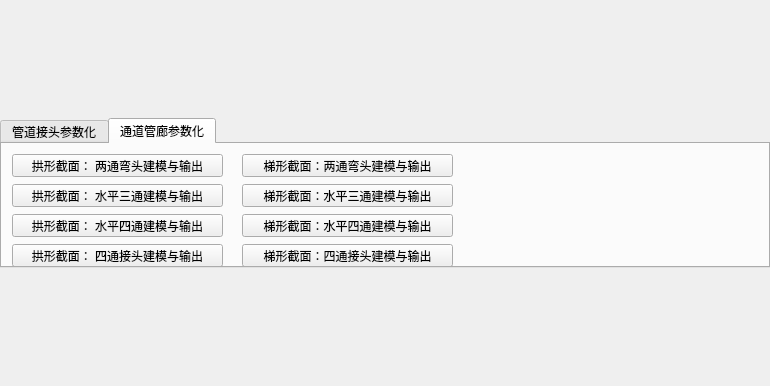
Old version of the form SmartCity/application/iXModelBuilder-2013-SDK/myclass.ui in the repository MySgeoffrey/EarthSDK.
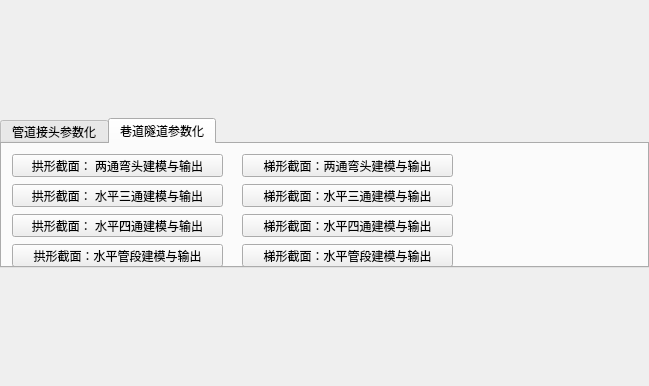
New version of the form. The open tabs and pages were chosen to show the change. Icons and pictures are not drawn.

Patch:
```diff
--- a/SmartCity/application/iXModelBuilder-2013-SDK/myclass.ui
+++ b/SmartCity/application/iXModelBuilder-2013-SDK/myclass.ui
@@ -6,7 +6,7 @@
    <rect>
     <x>0</x>
     <y>0</y>
-    <width>770</width>
+    <width>649</width>
     <height>386</height>
    </rect>
   </property>
@@ -186,7 +186,7 @@
         </widget>
         <widget class="QWidget" name="tab_2">
          <attribute name="title">
-          <string>通道管廊参数化</string>
+          <string>巷道隧道参数化</string>
          </attribute>
          <widget class="QPushButton" name="rectPipe_5">
           <property name="geometry">
@@ -201,20 +201,7 @@
            <string>梯形截面：水平四通建模与输出</string>
           </property>
          </widget>
-         <widget class="QPushButton" name="rectPipe_6">
-          <property name="geometry">
-           <rect>
-            <x>240</x>
-            <y>100</y>
-            <width>211</width>
-            <height>23</height>
-           </rect>
-          </property>
-          <property name="text">
-           <string>梯形截面：四通接头建模与输出</string>
-          </property>
-         </widget>
-         <widget class="QPushButton" name="rectPipe_7">
+         <widget class="QPushButton" name="ladderPipe_3_h">
           <property name="geometry">
            <rect>
             <x>240</x>
@@ -227,20 +214,7 @@
            <string>梯形截面：水平三通建模与输出</string>
           </property>
          </widget>
-         <widget class="QPushButton" name="circlePipe_5">
-          <property name="geometry">
-           <rect>
-            <x>10</x>
-            <y>100</y>
-            <width>211</width>
-            <height>23</height>
-           </rect>
-          </property>
-          <property name="text">
-           <string>拱形截面： 四通接头建模与输出</string>
-          </property>
-         </widget>
-         <widget class="QPushButton" name="rectPipe_8">
+         <widget class="QPushButton" name="ladderPipe_2">
           <property name="geometry">
            <rect>
             <x>240</x>
@@ -292,6 +266,32 @@
            <string>拱形截面： 水平三通建模与输出</string>
           </property>
          </widget>
+         <widget class="QPushButton" name="arcPipeLine">
+          <property name="geometry">
+           <rect>
+            <x>10</x>
+            <y>100</y>
+            <width>211</width>
+            <height>23</height>
+           </rect>
+          </property>
+          <property name="text">
+           <string>拱形截面：水平管段建模与输出</string>
+          </property>
+         </widget>
+         <widget class="QPushButton" name="ladderPipeLine">
+          <property name="geometry">
+           <rect>
+            <x>240</x>
+            <y>100</y>
+            <width>211</width>
+            <height>23</height>
+           </rect>
+          </property>
+          <property name="text">
+           <string>梯形截面：水平管段建模与输出</string>
+          </property>
+         </widget>
         </widget>
        </widget>
       </item>
```
Left out of the diff: 150 changed lines with no effect on the pictures.
